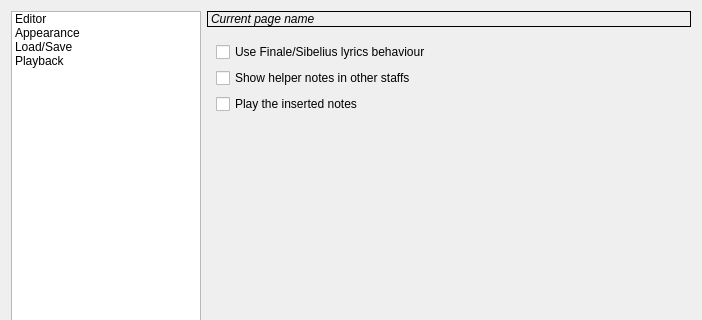
Qt form trunk/src/ui/settingsdialog.ui (canorusmusic/canorus) before a commit; both pictures show x 0 to 702 and y 0 to 320 of the 702 by 549 pixel window.
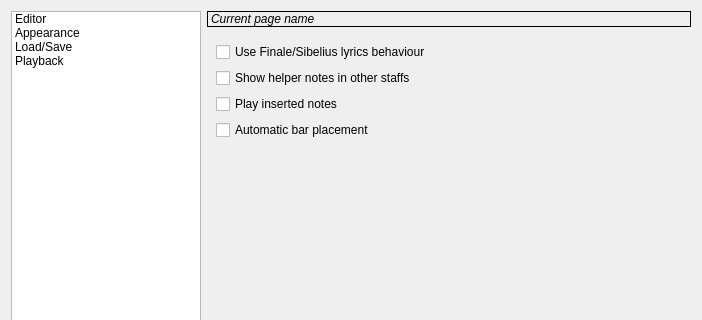
The same form after that commit. Icons and pictures are not drawn. Custom widgets are drawn as their Qt base class.

Commit message: Implemented Auto-Bar placement. Fixed settings for _playInsertedNotes property.

Diff of the .ui file:
```diff
--- a/trunk/src/ui/settingsdialog.ui
+++ b/trunk/src/ui/settingsdialog.ui
@@ -161,7 +161,17 @@
            <item>
             <widget class="QCheckBox" name="uiPlayInsertedNotes" >
              <property name="text" >
-              <string>Play the inserted notes</string>
+              <string>Play inserted notes</string>
+             </property>
+            </widget>
+           </item>
+           <item>
+            <widget class="QCheckBox" name="uiAutoBar" >
+             <property name="toolTip" >
+              <string>When inserting notes and rests, place the barlines automatically, if the last bar is full.</string>
+             </property>
+             <property name="text" >
+              <string>Automatic bar placement</string>
              </property>
             </widget>
            </item>
```
Left out of the diff: 3 changed lines with no effect on the pictures. The commit also changes 8 other files.
